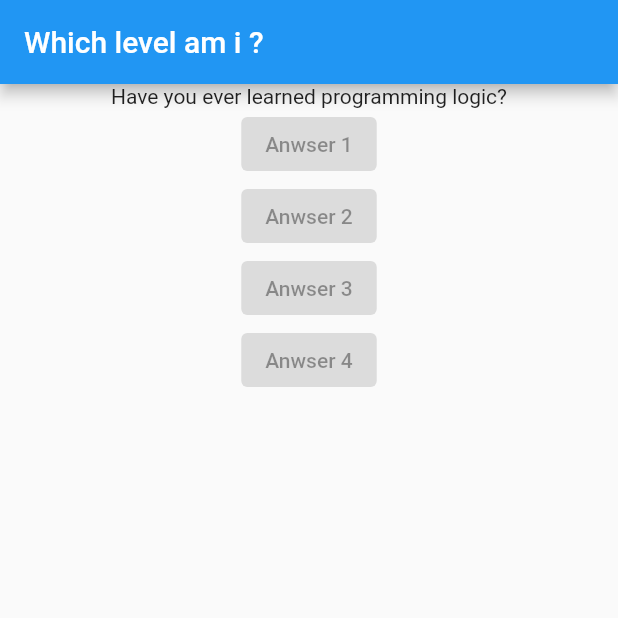
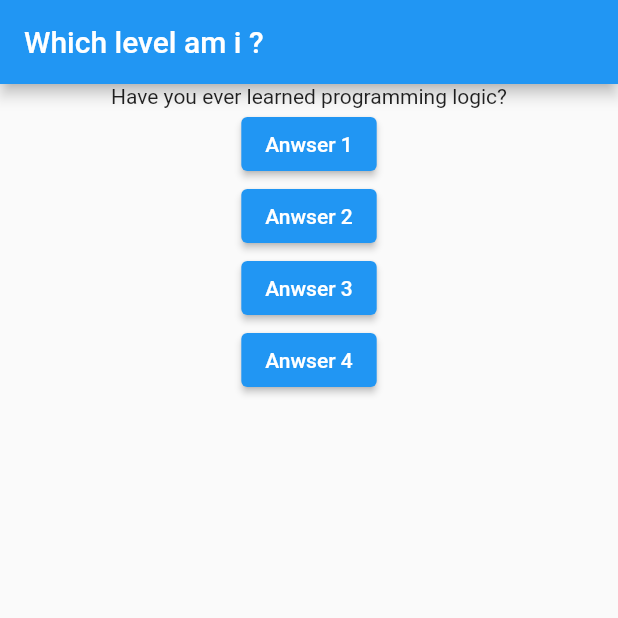
Before and after one commit to felipecal/learning_flutter, a Flutter app: the screen it shows after launch, on a phone screen of 412 x 824 dp, the top half of it. Run offline on Flutter 3.47's test engine with Material 2 defaults, Android fonts, the phone set to English and light mode, and no system bars.

```diff
--- a/lib/main.dart
+++ b/lib/main.dart
@@ -4,6 +4,10 @@ main() => runApp(const Leveler());
 
 class Leveler extends StatelessWidget {
   const Leveler({super.key});
+
+  void respond() {
+    print('The question has been answered');
+  }
 
   @override
   Widget build(BuildContext context) {
@@ -21,21 +25,21 @@ class Leveler extends StatelessWidget {
             child: Column(
               children: <Widget>[
                 Text(questions[0]),
-                const ElevatedButton(
-                  onPressed: null,
-                  child: Text('Anwser 1'),
+                ElevatedButton(
+                  onPressed: respond,
+                  child: const Text('Anwser 1'),
                 ),
-                const ElevatedButton(
-                  onPressed: null,
-                  child: Text('Anwser 2'),
+                ElevatedButton(
+                  onPressed: respond,
+                  child: const Text('Anwser 2'),
                 ),
-                const ElevatedButton(
-                  onPressed: null,
-                  child: Text('Anwser 3'),
+                ElevatedButton(
+                  onPressed: respond,
+                  child: const Text('Anwser 3'),
                 ),
-                const ElevatedButton(
-                  onPressed: null,
-                  child: Text('Anwser 4'),
+                ElevatedButton(
+                  onPressed: respond,
+                  child: const Text('Anwser 4'),
                 )
               ],
             ),
```
